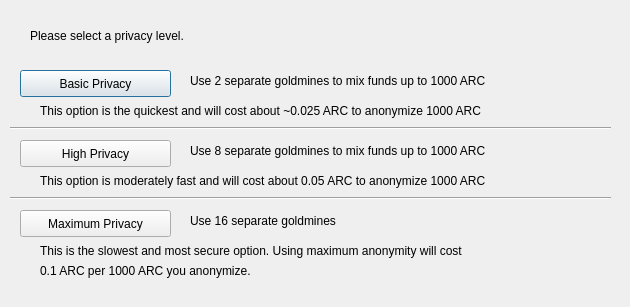
Above: src/qt/forms/spysendconfig.ui from AdvancedTechnologyCoin/arc_core before the change. Below: the same form after it.
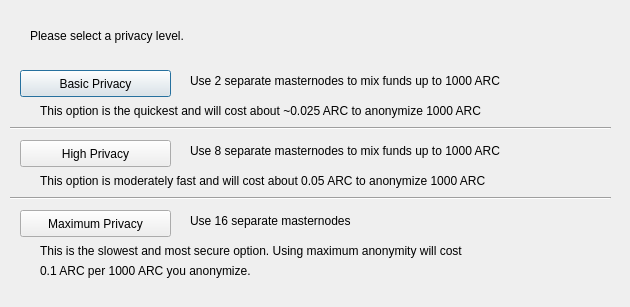
That is the form after the change.

The edit to the form file:
```diff
--- a/src/qt/forms/spysendconfig.ui
+++ b/src/qt/forms/spysendconfig.ui
@@ -75,7 +75,7 @@
     </rect>
    </property>
    <property name="text">
-    <string>Use 2 separate goldmines to mix funds up to 1000 ARC</string>
+    <string>Use 2 separate masternodes to mix funds up to 1000 ARC</string>
    </property>
   </widget>
   <widget class="QLabel" name="label_3">
@@ -88,7 +88,7 @@
     </rect>
    </property>
    <property name="text">
-    <string>Use 8 separate goldmines to mix funds up to 1000 ARC</string>
+    <string>Use 8 separate masternodes to mix funds up to 1000 ARC</string>
    </property>
   </widget>
   <widget class="QLabel" name="label_4">
@@ -101,7 +101,7 @@
     </rect>
    </property>
    <property name="text">
-    <string>Use 16 separate goldmines</string>
+    <string>Use 16 separate masternodes</string>
    </property>
   </widget>
   <widget class="QLabel" name="label_6">
```
Left out of the diff: 4 changed lines with no effect on the pictures.
